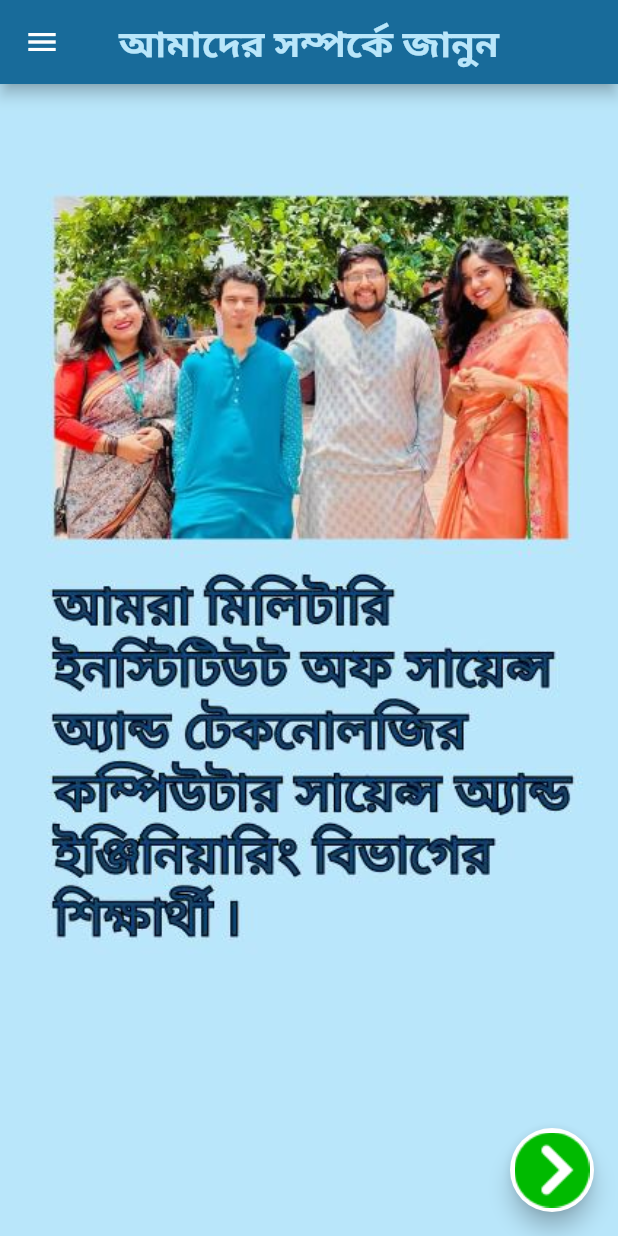
After one commit to adibhossain/anchor_eye, a Flutter app: the us screen opened by its route, on a phone screen of 412 x 824 dp. The commit adds this screen. Run offline on Flutter 3.47's test engine with Material 2 defaults, Android fonts, the phone set to English and light mode, and no system bars; our stand-ins replace flutter_spinkit, sidebarx, syncfusion_flutter_charts.

Commit message:
texts update+ about us

```diff
--- a/lib/main.dart
+++ b/lib/main.dart
@@ -12,6 +12,7 @@
 import 'pages/helpninfo.dart';
 import 'pages/manual1.dart';
 import 'pages/manual2.dart';
+import 'pages/us.dart';
 import 'pages/test.dart';
 
 
@@ -33,6 +34,7 @@
         '/helpninfo': (context) => helpninfo(),
         '/manual1': (context) => Manual1(),
         '/manual2': (context) => manual2(),
+        '/us': (context) => us(),
         '/test': (context) => Test(),
 
 
--- /dev/null
+++ b/lib/pages/us.dart
@@ -0,0 +1,76 @@
+import 'package:flutter/material.dart';
+import 'navbar.dart';
+
+class us extends StatefulWidget {
+  const us({Key? key}) : super(key: key);
+
+  @override
+  _usState createState() => _usState();
+}
+
+class _usState extends State<us> {
+  final GlobalKey<ScaffoldState> _scaffoldKey = GlobalKey<ScaffoldState>(); //this
+  @override
+  Widget build(BuildContext context) {
+    return Scaffold(
+      floatingActionButton: FloatingActionButton(
+        onPressed: () {
+          Navigator.pushNamed(context,'/manual2');
+        },
+        child: Image(
+          image: AssetImage('assets/next.png'),
+        ),
+        backgroundColor: Colors.white,
+      ),
+      backgroundColor: Color(0xFFB9E6FA),
+      appBar: AppBar(
+        backgroundColor: Color(0xFF186B9A),
+        centerTitle: true,
+        title: Text(
+          'আমাদের সম্পর্কে জানুন',
+          style: TextStyle(
+            fontSize: 25,
+            color: Color(0xFFB9E6FA),
+            fontWeight: FontWeight.bold,
+          ),
+        ),
+      ),
+      key: _scaffoldKey, //this
+      drawer: NavBar(), //this
+      body: SafeArea(
+        child: Center(
+          child: Column(
+            mainAxisAlignment: MainAxisAlignment.start,
+            //crossAxisAlignment: CrossAxisAlignment.center,
+            children: <Widget>[
+              //SizedBox(height: 60),
+              SizedBox(height: 20),
+              // SizedBox(height: 1),
+              Image.asset('assets/us.JPG'),
+              // height:150,
+              // width:100,
+              // SizedBox(height: 0),
+
+              // Container(
+              //   child: Text(
+              //     '',
+              //     style: TextStyle(
+              //       fontSize: 25.0,
+              //       color: Color(0xFF0A457C),
+              //       fontWeight: FontWeight.bold,
+              //     ),
+              //   ),
+              // ),
+              // Container(
+              //   // child: SpinKitRing(
+              //   //   color: Color(0xFF0A457C),
+              //   //   size: 50.0,
+              //   // ),
+              // ),
+            ],
+          ),
+        ),
+      ),
+    );
+  }
+}
```
Also changed, not shown: assets/us.JPG (added).
